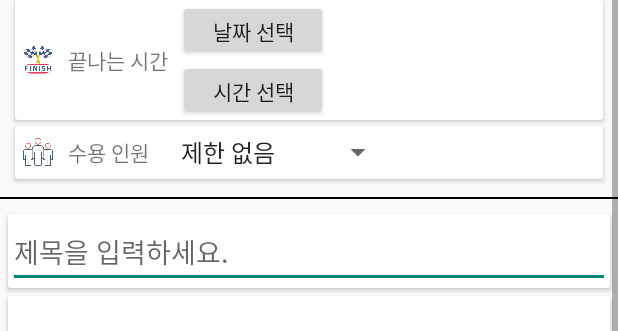
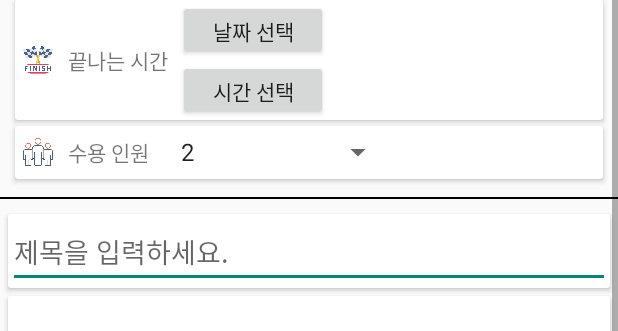
Before and after one commit to twodf78/project2, an Android app: the layout activity_home_write.xml on its own in the app's theme, with its tools: preview values and no code run, on a phone screen of 412 x 824 dp. Shown: the part 547-878 px from the top of the screen. Run offline under Robolectric (Android 15) with nearby library versions, the phone set to English and light mode, and no system bars.

Commit message:
수용인원 늘리기

```diff
--- a/app/src/main/java/com/example/grouping/ChattingRoomActivity.java
+++ b/app/src/main/java/com/example/grouping/ChattingRoomActivity.java
@@ -8,15 +8,15 @@ import android.widget.ImageButton;
 import androidx.appcompat.app.AppCompatActivity;
 
 public class ChattingRoomActivity extends AppCompatActivity {
-    ImageButton backbtn;
+    ImageButton backBtn;
 
     @Override
     protected void onCreate(Bundle savedInstanceState) {
         super.onCreate(savedInstanceState);
         setContentView(R.layout.activity_chatting_room);
 
-        backbtn=findViewById(R.id.chattingRoomBackbtn);
-        backbtn.setOnClickListener(new View.OnClickListener() {
+        backBtn =findViewById(R.id.chattingRoomBackbtn);
+        backBtn.setOnClickListener(new View.OnClickListener() {
             @Override
             public void onClick(View v) {
                 Intent intent = new Intent(ChattingRoomActivity.this, FragmentChatting.class);
--- a/app/src/main/res/layout/activity_home_write.xml
+++ b/app/src/main/res/layout/activity_home_write.xml
@@ -249,13 +249,13 @@
                         android:src="@drawable/people" />
 
                     <TextView
-                        android:id="@+id/homepeoplespinnertext"
+                        android:id="@+id/homePeopleSpinnerText"
                         android:layout_width="wrap_content"
                         android:layout_height="wrap_content"
                         android:text="   수용 인원    " />
 
                     <Spinner
-                        android:id="@+id/homepeoplespinner"
+                        android:id="@+id/homePeopleSpinner"
                         android:layout_width="150dp"
                         android:layout_height="wrap_content"
                         android:entries="@array/수용인원" />
--- a/app/src/main/res/layout/chatting_partylist.xml
+++ b/app/src/main/res/layout/chatting_partylist.xml
@@ -10,6 +10,7 @@
 
 
     <LinearLayout
+        android:id="@+id/oneParty"
         android:layout_width="match_parent"
         android:layout_height="wrap_content"
         android:layout_centerVertical="true"
--- a/app/src/main/res/values/homewritingfieldarray.xml
+++ b/app/src/main/res/values/homewritingfieldarray.xml
@@ -21,11 +21,10 @@
     </string-array>
 
     <string-array name="수용인원">
-        <item>제한 없음</item>
-        <item>2명</item>
-        <item>3명</item>
-        <item>4명</item>
-        <item>5명</item>
+        <item>2</item>
+        <item>3</item>
+        <item>4</item>
+        <item>5</item>
     </string-array>
 
 </resources>
```
Also changed, not shown: app/src/main/java/com/example/grouping/ChattingAdapter.java (+23 -0 lines), app/src/main/java/com/example/grouping/FragmentMypage.java (+3 -5 lines), app/src/main/java/com/example/grouping/HomeSeeWriting.java (+49 -4 lines), app/src/main/java/com/example/grouping/HomeWriteActivity.java (+31 -8 lines).
